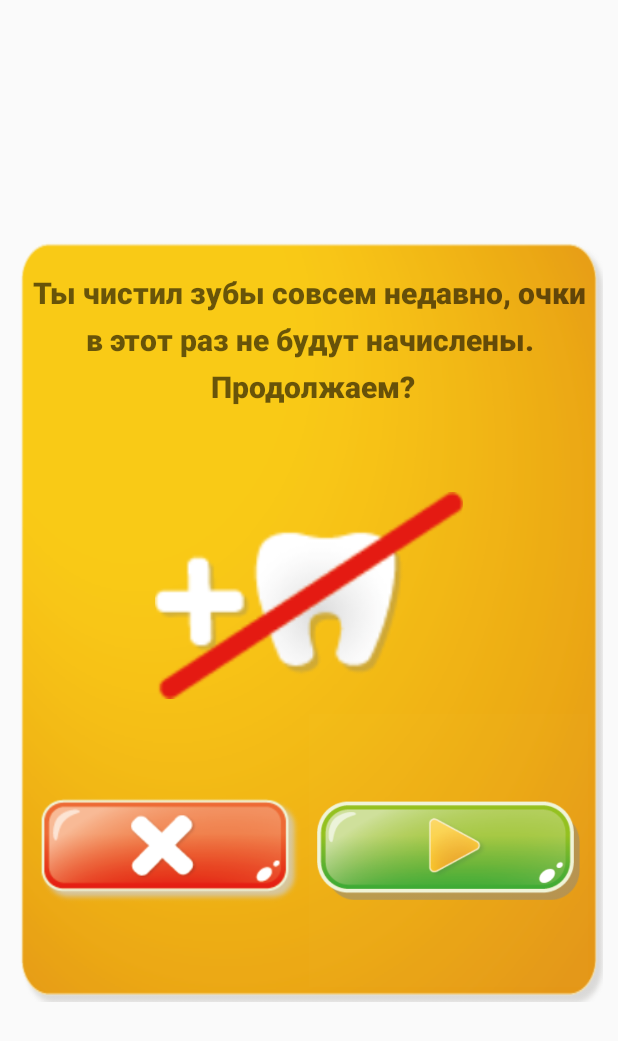
After one commit to serpof/Tracker_of_habbits, an Android app: the layout notification_dialog.xml on its own in the app's theme, with its tools: preview values and no code run, on a phone screen of 412 x 824 dp. The commit adds this screen. Shown: the top 1041 px of the screen. Run offline under Robolectric (Android 15) with nearby library versions, the phone set to English and light mode, and no system bars.

Commit message:
add info_notofication

```diff
--- a/app/src/main/java/game/popov/trackerofhabbits/Information.kt
+++ b/app/src/main/java/game/popov/trackerofhabbits/Information.kt
@@ -12,7 +12,6 @@ class Information : AppCompatActivity() {
     override fun onCreate(savedInstanceState: Bundle?) {
         super.onCreate(savedInstanceState)
         setContentView(R.layout.activity_information)
-
         btn_back.setOnClickListener{
             Intent(this, MainActivity::class.java).apply {
                 startActivity(this)
--- /dev/null
+++ b/app/src/main/res/layout/notification_dialog.xml
@@ -0,0 +1,65 @@
+<?xml version="1.0" encoding="utf-8"?>
+<LinearLayout xmlns:android="http://schemas.android.com/apk/res/android"
+    xmlns:tools="http://schemas.android.com/tools"
+    android:orientation="vertical"
+    android:layout_width="wrap_content"
+    android:layout_height="wrap_content"
+    android:background="@drawable/notification_bg"
+    android:layout_gravity="center"
+    android:layout_margin="10dp">
+
+    <TextView
+        android:layout_width="match_parent"
+        android:layout_height="0dp"
+        android:layout_gravity="center"
+        android:layout_weight="30"
+        android:fontFamily="sans-serif-black"
+        android:lineSpacingExtra="8sp"
+        android:paddingTop="25dp"
+        android:paddingEnd="10dp"
+        android:paddingStart="10dp"
+        android:text="@string/help"
+        android:textAlignment="center"
+        android:textAppearance="@style/TextAppearance.AppCompat.Display2"
+        android:textColor="@color/black95"
+        android:textSize="20sp"
+        android:textStyle="bold" />
+    <ImageView
+        android:layout_width="match_parent"
+        android:layout_height="0dp"
+        android:layout_weight="30"
+        android:src="@drawable/no_points"/>
+        <LinearLayout
+            android:layout_width="match_parent"
+            android:layout_height="0dp"
+            android:layout_weight="30"
+            android:orientation="horizontal"
+            android:gravity="bottom"
+            android:padding="10dp">
+
+            <ImageButton
+                android:id="@+id/btn_cancel"
+                android:layout_width="0dp"
+                android:layout_height="match_parent"
+                android:layout_gravity="start"
+                android:layout_weight="50"
+                android:background="#00FFFFFF"
+                android:padding="5dp"
+                android:scaleType="fitCenter"
+                android:src="@drawable/cancel"
+                tools:ignore="SpeakableTextPresentCheck" />
+
+            <ImageButton
+                android:id="@+id/btn_continue"
+                android:layout_width="0dp"
+                android:layout_height="match_parent"
+                android:layout_gravity="end"
+                android:layout_weight="50"
+                android:background="#02FFFFFF"
+                android:padding="5dp"
+                android:scaleType="fitCenter"
+                android:src="@drawable/run_button"
+                tools:ignore="SpeakableTextPresentCheck" />
+        </LinearLayout>
+
+</LinearLayout>
--- a/app/src/main/res/values/colors.xml
+++ b/app/src/main/res/values/colors.xml
@@ -6,4 +6,5 @@
     <color name="black95">#95000000</color>
     <color name="progress">#EDE2A8</color>
     <color name="progress_background">#2FB4C5</color>
+    <color name="transparent">#55000000</color>
 </resources>
--- a/app/src/main/res/values/strings.xml
+++ b/app/src/main/res/values/strings.xml
@@ -5,4 +5,5 @@
     <string name="info">\"Зубастик\" - детское приложение для гигиены полости рта. Предполагается  использование детьми под присмотром родителей.\n Автор - Popov Sergey\n\n Музыкальные лицензии\n\n Life of Riley by Kevin MacLeod\n Link: https://incompetech.filmmusic.io/song/3976-life-of-riley\n License: https://filmmusic.io/standard-license\n\n I Feel So Happy by MusicLFiles\n Link: https://filmmusic.io/song/8792-i-feel-so-happy\n License: https://filmmusic.io/standard-license\n\n Tutorial 1 by Frank Schröter\n Link: https://filmmusic.io/song/8793-tutorial-1\n License: https://filmmusic.io/standard-license\n\n Политика конфиденциальности: https://serpof.github.io/toothman_policy/</string>
     <string name="restOfSeconds">Осталось секунд:</string>
     <string name="pressToExit">Нажмите еще раз, чтобы выйти</string>
+    <string name="help">Ты чистил зубы совсем недавно, очки в этот раз не будут начислены.\n Продолжаем?</string>
 </resources>
--- a/app/src/main/res/values/styles.xml
+++ b/app/src/main/res/values/styles.xml
@@ -9,4 +9,10 @@
         <item name="android:windowFullscreen">true</item>
     </style>
 
+    <style name="AppTheme.Transparent" parent="AppTheme">
+        <item name="android:windowIsTranslucent">true</item>
+        <item name="android:windowBackground">@color/transparent</item>
+        <item name="android:windowNoTitle">true</item>
+        <item name="android:backgroundDimEnabled">false</item>
+    </style>
 </resources>
```
Also changed, not shown: app/src/main/AndroidManifest.xml (+8 -2 lines), app/src/main/java/game/popov/trackerofhabbits/MainActivity.kt (+14 -5 lines), app/src/main/java/game/popov/trackerofhabbits/Notification.kt (added, +24 -0 lines), app/src/main/res/drawable/cancel.png (added), app/src/main/res/drawable/no_points.png (added), app/src/main/res/drawable/notification_bg.png (added), app/src/main/res/drawable/points_field.png (added), app/src/main/res/drawable/progress_bg.png (added), app/src/main/res/drawable/progress_button.png (added), app/src/main/res/drawable/run_button.png (added), 1 other file.
